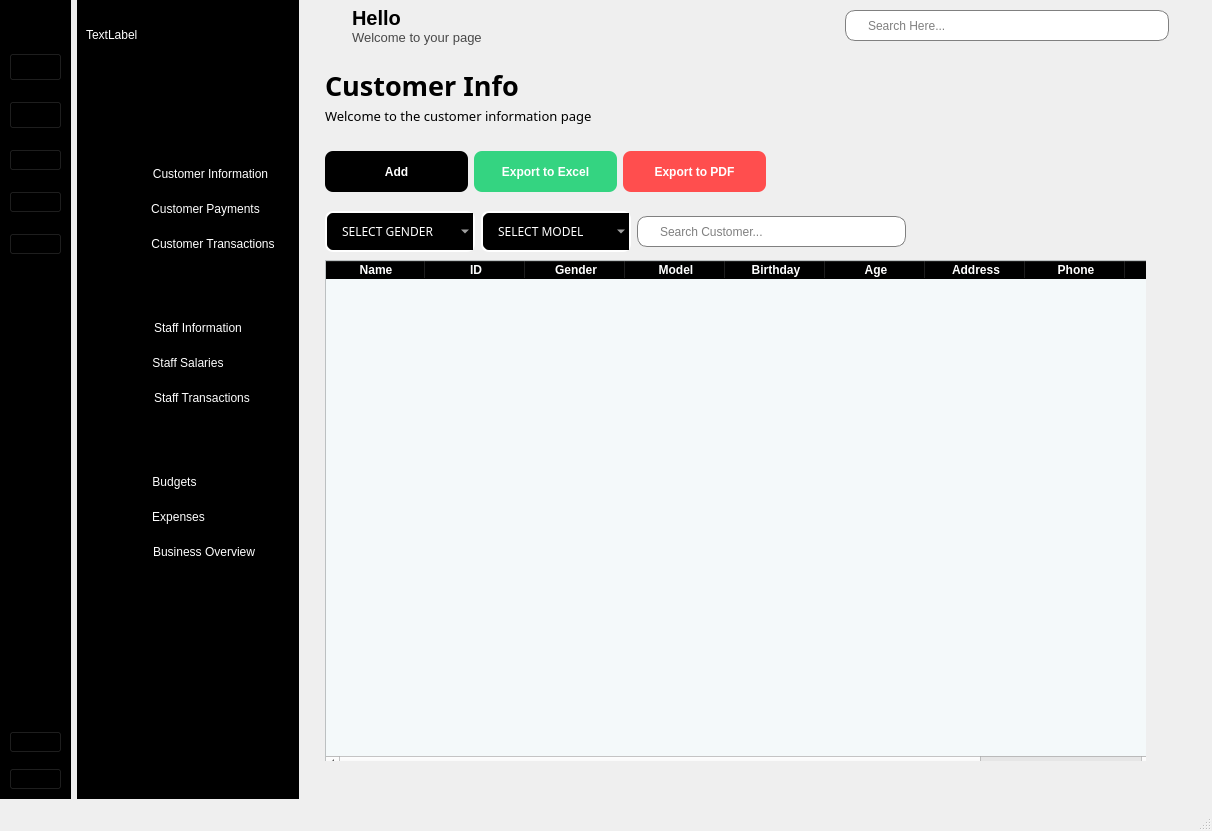
Old version of the form MainUI.ui in the repository hoquangvinh124/BlackMeetWukong.
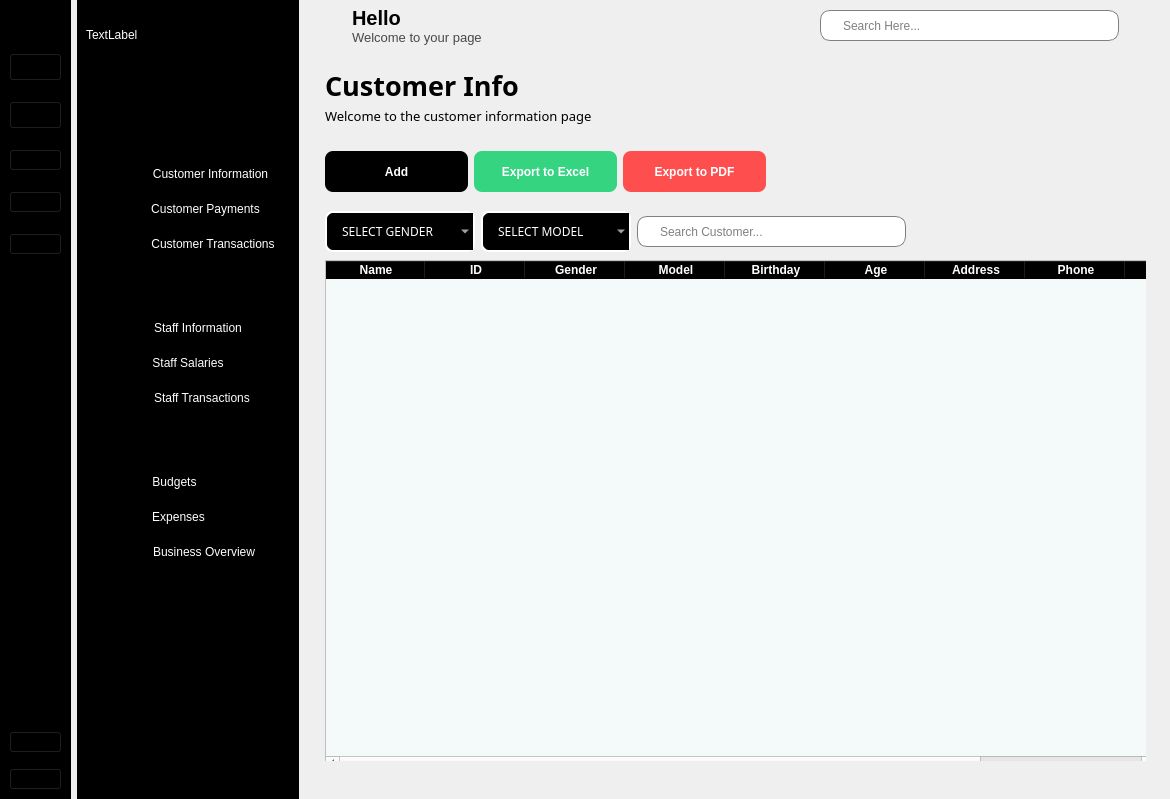
New version of the form. Icons and pictures are not drawn.

```diff
--- a/MainUI.ui
+++ b/MainUI.ui
@@ -9,20 +9,26 @@
    <rect>
     <x>0</x>
     <y>0</y>
-    <width>1212</width>
-    <height>831</height>
+    <width>1170</width>
+    <height>799</height>
    </rect>
   </property>
+  <property name="sizePolicy">
+   <sizepolicy hsizetype="Preferred" vsizetype="Preferred">
+    <horstretch>0</horstretch>
+    <verstretch>0</verstretch>
+   </sizepolicy>
+  </property>
   <property name="minimumSize">
    <size>
-    <width>1212</width>
-    <height>831</height>
+    <width>1170</width>
+    <height>799</height>
    </size>
   </property>
   <property name="maximumSize">
    <size>
-    <width>1212</width>
-    <height>831</height>
+    <width>1170</width>
+    <height>799</height>
    </size>
   </property>
   <property name="windowTitle">
@@ -37,7 +43,7 @@
      <rect>
       <x>0</x>
       <y>-10</y>
-      <width>1211</width>
+      <width>1161</width>
       <height>818</height>
      </rect>
     </property>
@@ -1673,7 +1679,6 @@
     </layout>
    </widget>
   </widget>
-  <widget class="QStatusBar" name="statusbar"/>
  </widget>
  <resources>
   <include location="Accessories/resources.qrc"/>
```
